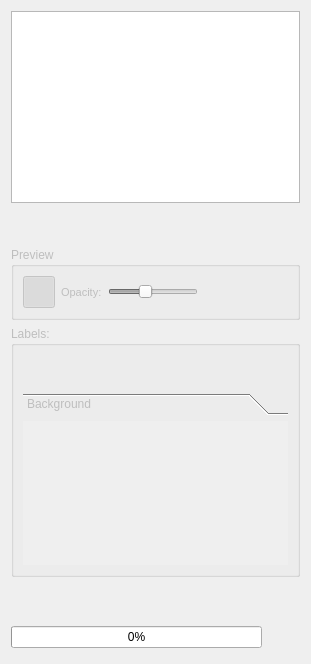
polmonso/ccboost_segmentation, file DockWidget/CvlabPanel.ui: the form before one commit.
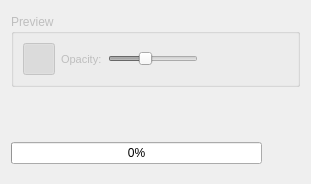
The form after the commit. Icons and pictures are not drawn. Custom widgets are drawn as their Qt base class.

Patch:
```diff
--- a/DockWidget/CvlabPanel.ui
+++ b/DockWidget/CvlabPanel.ui
@@ -7,157 +7,13 @@
     <x>0</x>
     <y>0</y>
     <width>311</width>
-    <height>664</height>
+    <height>184</height>
    </rect>
   </property>
   <property name="windowTitle">
    <string>Form</string>
   </property>
   <layout class="QVBoxLayout" name="verticalLayout">
-   <item>
-    <widget class="QTableView" name="autoSegmenterTable">
-     <property name="sizePolicy">
-      <sizepolicy hsizetype="Expanding" vsizetype="Maximum">
-       <horstretch>0</horstretch>
-       <verstretch>0</verstretch>
-      </sizepolicy>
-     </property>
-     <property name="selectionBehavior">
-      <enum>QAbstractItemView::SelectRows</enum>
-     </property>
-    </widget>
-   </item>
-   <item>
-    <layout class="QHBoxLayout" name="horizontalLayout_4">
-     <item>
-      <widget class="QPushButton" name="settings">
-       <property name="enabled">
-        <bool>true</bool>
-       </property>
-       <property name="minimumSize">
-        <size>
-         <width>32</width>
-         <height>32</height>
-        </size>
-       </property>
-       <property name="maximumSize">
-        <size>
-         <width>32</width>
-         <height>32</height>
-        </size>
-       </property>
-       <property name="toolTip">
-        <string>Create segmentations</string>
-       </property>
-       <property name="text">
-        <string/>
-       </property>
-       <property name="icon">
-        <iconset resource="../../espina/App/rsc/espina.qrc">
-         <normaloff>:/espina/settings.png</normaloff>:/espina/settings.png</iconset>
-       </property>
-       <property name="iconSize">
-        <size>
-         <width>22</width>
-         <height>22</height>
-        </size>
-       </property>
-       <property name="flat">
-        <bool>true</bool>
-       </property>
-      </widget>
-     </item>
-     <item>
-      <spacer name="horizontalSpacer_4">
-       <property name="orientation">
-        <enum>Qt::Horizontal</enum>
-       </property>
-       <property name="sizeHint" stdset="0">
-        <size>
-         <width>40</width>
-         <height>20</height>
-        </size>
-       </property>
-      </spacer>
-     </item>
-     <item>
-      <widget class="QPushButton" name="createAutoSegmenter">
-       <property name="enabled">
-        <bool>false</bool>
-       </property>
-       <property name="minimumSize">
-        <size>
-         <width>32</width>
-         <height>32</height>
-        </size>
-       </property>
-       <property name="maximumSize">
-        <size>
-         <width>32</width>
-         <height>32</height>
-        </size>
-       </property>
-       <property name="toolTip">
-        <string>Create Auto Segmenter</string>
-       </property>
-       <property name="text">
-        <string/>
-       </property>
-       <property name="icon">
-        <iconset resource="../rsc/ras.qrc">
-         <normaloff>:/ras/add_trainer.svg</normaloff>:/ras/add_trainer.svg</iconset>
-       </property>
-       <property name="iconSize">
-        <size>
-         <width>22</width>
-         <height>22</height>
-        </size>
-       </property>
-       <property name="flat">
-        <bool>true</bool>
-       </property>
-      </widget>
-     </item>
-     <item>
-      <widget class="QPushButton" name="deleteAutoSegmenter">
-       <property name="enabled">
-        <bool>false</bool>
-       </property>
-       <property name="minimumSize">
-        <size>
-         <width>32</width>
-         <height>32</height>
-        </size>
-       </property>
-       <property name="maximumSize">
-        <size>
-         <width>32</width>
-         <height>32</height>
-        </size>
-       </property>
-       <property name="toolTip">
-        <string>Delete Auto Segmenter</string>
-       </property>
-       <property name="text">
-        <string/>
-       </property>
-       <property name="icon">
-        <iconset resource="../rsc/ras.qrc">
-         <normaloff>:/ras/delete_trainer.svg</normaloff>:/ras/delete_trainer.svg</iconset>
-       </property>
-       <property name="iconSize">
-        <size>
-         <width>22</width>
-         <height>22</height>
-        </size>
-       </property>
-       <property name="flat">
-        <bool>true</bool>
-       </property>
-      </widget>
-     </item>
-    </layout>
-   </item>
    <item>
     <widget class="QGroupBox" name="previewGroup">
      <property name="enabled">
@@ -268,178 +124,6 @@
      </layout>
     </widget>
    </item>
-   <item>
-    <widget class="QGroupBox" name="labelGroup">
-     <property name="enabled">
-      <bool>false</bool>
-     </property>
-     <property name="sizePolicy">
-      <sizepolicy hsizetype="Preferred" vsizetype="MinimumExpanding">
-       <horstretch>0</horstretch>
-       <verstretch>0</verstretch>
-      </sizepolicy>
-     </property>
-     <property name="title">
-      <string>Labels:</string>
-     </property>
-     <layout class="QVBoxLayout" name="verticalLayout_2">
-      <item>
-       <layout class="QHBoxLayout" name="horizontalLayout_3">
-        <item>
-         <spacer name="horizontalSpacer_2">
-          <property name="orientation">
-           <enum>Qt::Horizontal</enum>
-          </property>
-          <property name="sizeHint" stdset="0">
-           <size>
-            <width>40</width>
-            <height>20</height>
-           </size>
-          </property>
-         </spacer>
-        </item>
-        <item>
-         <widget class="QPushButton" name="addLabels">
-          <property name="enabled">
-           <bool>false</bool>
-          </property>
-          <property name="minimumSize">
-           <size>
-            <width>32</width>
-            <height>32</height>
-           </size>
-          </property>
-          <property name="maximumSize">
-           <size>
-            <width>32</width>
-            <height>32</height>
-           </size>
-          </property>
-          <property name="toolTip">
-           <string>Add new labels</string>
-          </property>
-          <property name="text">
-           <string/>
-          </property>
-          <property name="icon">
-           <iconset resource="../rsc/ras.qrc">
-            <normaloff>:/ras/add_label.svg</normaloff>:/ras/add_label.svg</iconset>
-          </property>
-          <property name="iconSize">
-           <size>
-            <width>22</width>
-            <height>22</height>
-           </size>
-          </property>
-          <property name="flat">
-           <bool>true</bool>
-          </property>
-         </widget>
-        </item>
-        <item>
-         <widget class="QPushButton" name="loadLabels">
-          <property name="enabled">
-           <bool>false</bool>
-          </property>
-          <property name="minimumSize">
-           <size>
-            <width>32</width>
-            <height>32</height>
-           </size>
-          </property>
-          <property name="maximumSize">
-           <size>
-            <width>32</width>
-            <height>32</height>
-           </size>
-          </property>
-          <property name="toolTip">
-           <string>Load Training Volumes</string>
-          </property>
-          <property name="text">
-           <string/>
-          </property>
-          <property name="icon">
-           <iconset resource="../rsc/ras.qrc">
-            <normaloff>:/ras/load_labels.svg</normaloff>:/ras/load_labels.svg</iconset>
-          </property>
-          <property name="iconSize">
-           <size>
-            <width>22</width>
-            <height>22</height>
-           </size>
-          </property>
-          <property name="flat">
-           <bool>true</bool>
-          </property>
-         </widget>
-        </item>
-        <item>
-         <widget class="QPushButton" name="exportLabels">
-          <property name="enabled">
-           <bool>false</bool>
-          </property>
-          <property name="minimumSize">
-           <size>
-            <width>32</width>
-            <height>32</height>
-           </size>
-          </property>
-          <property name="maximumSize">
-           <size>
-            <width>32</width>
-            <height>32</height>
-           </size>
-          </property>
-          <property name="toolTip">
-           <string>Export Training Labels</string>
-          </property>
-          <property name="text">
-           <string/>
-          </property>
-          <property name="icon">
-           <iconset resource="../rsc/ras.qrc">
-            <normaloff>:/ras/export_labels.svg</normaloff>:/ras/export_labels.svg</iconset>
-          </property>
-          <property name="iconSize">
-           <size>
-            <width>22</width>
-            <height>22</height>
-           </size>
-          </property>
-          <property name="flat">
-           <bool>true</bool>
-          </property>
-         </widget>
-        </item>
-       </layout>
-      </item>
-      <item>
-       <widget class="QToolBox" name="labels">
-        <property name="enabled">
-         <bool>false</bool>
-        </property>
-        <property name="currentIndex">
-         <number>0</number>
-        </property>
-        <widget class="QWidget" name="page">
-         <property name="geometry">
-          <rect>
-           <x>0</x>
-           <y>0</y>
-           <width>279</width>
-           <height>165</height>
-          </rect>
-         </property>
-         <attribute name="label">
-          <string>Background</string>
-         </attribute>
-        </widget>
-       </widget>
-      </item>
-     </layout>
-    </widget>
-   </item>
    <item>
     <layout class="QHBoxLayout" name="horizontalLayout_2">
      <item>
```
Left out of the diff: 10 changed lines with no effect on the pictures.
